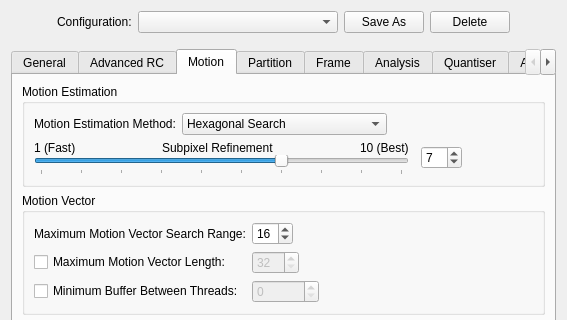
Above: avidemux_plugins/ADM_videoEncoder/x264/qt4/x264ConfigDialog.ui from mean00/avidemux2 before the change; both pictures show x 0 to 567 and y 0 to 320 of the 567 by 787 pixel window. Below: the same form after it.
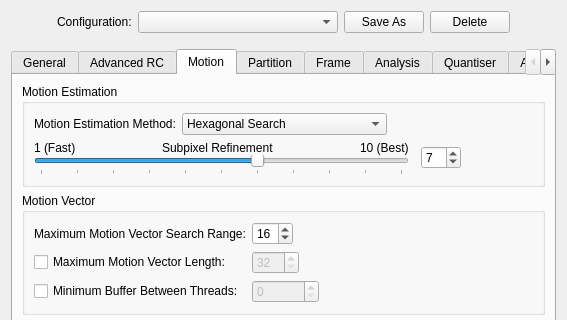
That is the form after the change. The open tabs and pages were chosen to show the change.

Commit message: [x264/Qt] Bump max subme to 11, automatically set trellis and aq_mode for subme > 9, non-interactively lower subme on disabling variance adaptive quantization or on lowering trellis

Patch:
```diff
--- a/avidemux_plugins/ADM_videoEncoder/x264/qt4/x264ConfigDialog.ui
+++ b/avidemux_plugins/ADM_videoEncoder/x264/qt4/x264ConfigDialog.ui
@@ -1110,7 +1110,7 @@
                    <number>1</number>
                   </property>
                   <property name="maximum">
-                   <number>10</number>
+                   <number>11</number>
                   </property>
                   <property name="pageStep">
                    <number>1</number>
@@ -1134,7 +1134,7 @@
                  <number>1</number>
                 </property>
                 <property name="maximum">
-                 <number>10</number>
+                 <number>11</number>
                 </property>
                 <property name="value">
                  <number>7</number>
```
The commit also changes 2 other files.
